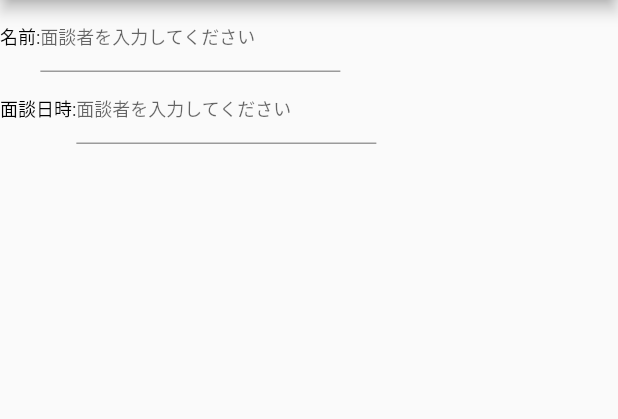
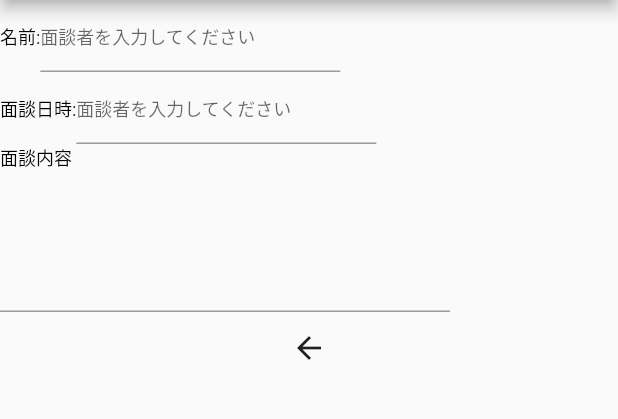
Before and after one commit to krote/Practice-TEST_FLUTTER, a Flutter app: the screen it shows after launch, in the side drawer, after a tap on "item1", on a phone screen of 412 x 824 dp, the part 84-503 px from its top. Run offline on Flutter 3.47's test engine with Material 2 defaults, Android fonts, the phone set to English and light mode, and no system bars; our stand-ins replace flutter_dotenv, webview_flutter.

Commit message:
add back button

```diff
--- a/lib/screens/booking_1on1.dart
+++ b/lib/screens/booking_1on1.dart
@@ -65,6 +65,35 @@ class _Booking1on1Screen extends State<Booking1on1Screen> {
                             ),
                         ]
                     ),
+                    Row(
+                        children: [
+                            SizedBox(
+                                width: 100,
+                                child: Text(
+                                    "面談内容",
+                                    style: const TextStyle(
+                                        color: Colors.black,
+                                        fontSize: 12,
+                                    ),
+                                ),
+                            ),
+                        ]
+                    ),
+                    Row(
+                        children: [
+                            SizedBox(
+                                width:300,
+                                child: TextField(
+                                    maxLines: 5,
+                                    style: const TextStyle(
+                                        color: Colors.black,
+                                        fontSize: 12,
+                                    ),
+                                ),
+                            ),
+                        ]
+                    ),
+                    BackButton(),
                 ],
             ),
         );
```
